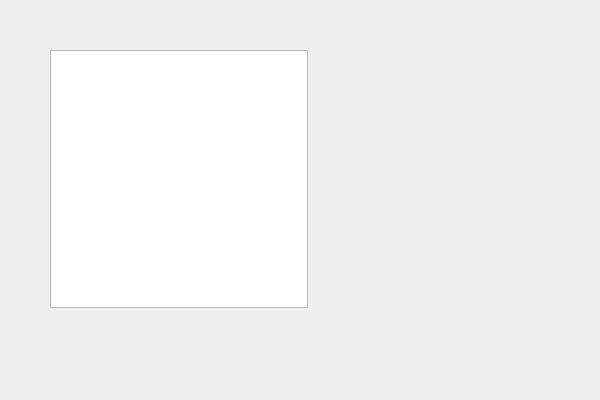
Qt form src/home/flibrary/gui/dialogs/HotkeyDialog.ui (heimdallr/books) before a commit.
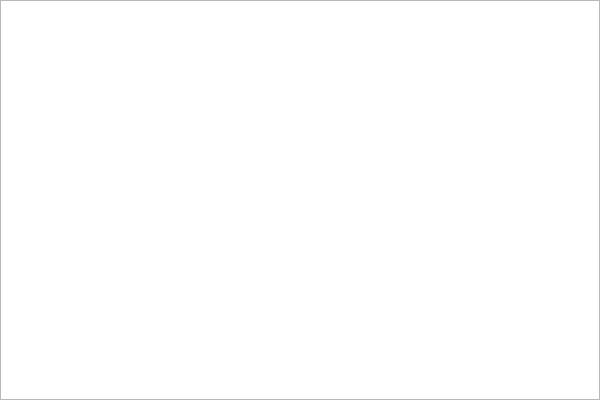
The same form after that commit.

```diff
--- a/src/home/flibrary/gui/dialogs/HotkeyDialog.ui
+++ b/src/home/flibrary/gui/dialogs/HotkeyDialog.ui
@@ -13,16 +13,33 @@
   <property name="windowTitle">
    <string>HotkeyDialog</string>
   </property>
-  <widget class="QTreeView" name="view">
-   <property name="geometry">
-    <rect>
-     <x>50</x>
-     <y>50</y>
-     <width>258</width>
-     <height>258</height>
-    </rect>
+  <layout class="QVBoxLayout" name="verticalLayout">
+   <property name="leftMargin">
+    <number>0</number>
    </property>
-  </widget>
+   <property name="topMargin">
+    <number>0</number>
+   </property>
+   <property name="rightMargin">
+    <number>0</number>
+   </property>
+   <property name="bottomMargin">
+    <number>0</number>
+   </property>
+   <item>
+    <widget class="QTreeView" name="view">
+     <property name="contextMenuPolicy">
+      <enum>Qt::ContextMenuPolicy::CustomContextMenu</enum>
+     </property>
+     <attribute name="headerVisible">
+      <bool>false</bool>
+     </attribute>
+     <attribute name="headerStretchLastSection">
+      <bool>false</bool>
+     </attribute>
+    </widget>
+   </item>
+  </layout>
  </widget>
  <layoutdefault spacing="6" margin="11"/>
  <resources/>
```
